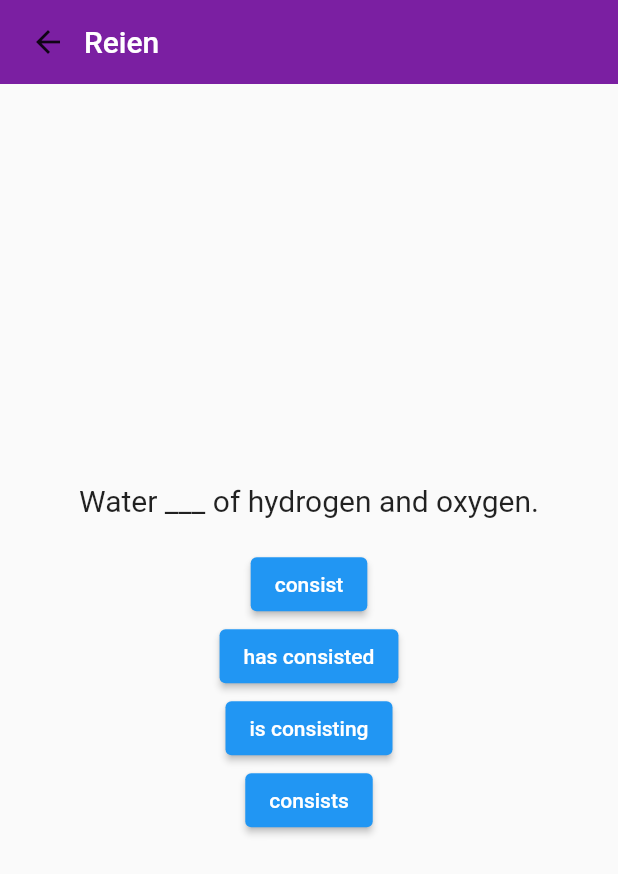
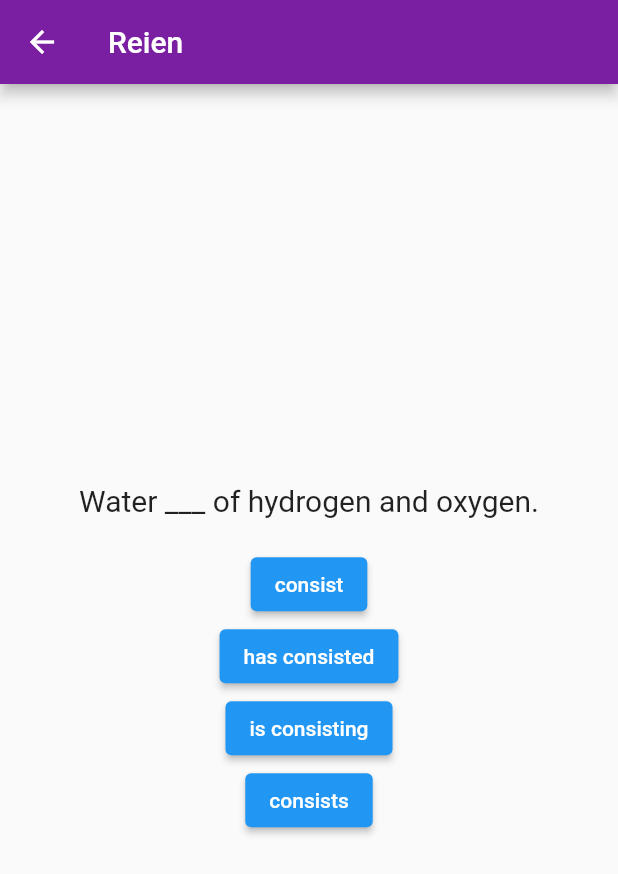
Before and after one commit to Osenian/reien, a Flutter app: the QuizTenses screen opened directly, on a phone screen of 412 x 824 dp. Shown: the top 874 px of the screen. Run offline on Flutter 3.47's test engine with Material 2 defaults, Android fonts, the phone set to English and light mode, and no system bars; our stand-ins replace share_plus.

Commit message:
Reemplaza customappbar de screens por appbar

```diff
--- a/lib/screens/grammar.dart
+++ b/lib/screens/grammar.dart
@@ -113,35 +113,6 @@ class Fila extends StatelessWidget {
   }
 }
 
-class CustomAppBar extends StatelessWidget {
-  const CustomAppBar({required this.title, super.key});
-
-  final Widget title;
-
-  @override
-  Widget build(BuildContext context) {
-    return Container(
-      height: 56,
-      padding: const EdgeInsets.symmetric(horizontal: 8),
-      decoration: BoxDecoration(color: Colors.purple[700]),
-      child: Row(
-        children: [
-          IconButton(
-            onPressed: () {
-              Navigator.pop(context);
-            },
-            icon: const Icon(Icons.arrow_back),
-            tooltip: "Volver",
-          ),
-          Expanded(
-            child: title,
-          ),
-        ],
-      ),
-    );
-  }
-}
-
 class GrammarElement extends StatelessWidget {
   final String texto;
 
--- a/lib/screens/quiz_tenses.dart
+++ b/lib/screens/quiz_tenses.dart
@@ -51,14 +51,16 @@ class _QuizTensesState extends State<QuizTenses> {
   Widget build(BuildContext context) {
     return SafeArea(
       child: Scaffold(
-        appBar: PreferredSize(
-          preferredSize: const Size.fromHeight(56),
-          child: CustomAppBar(
-            title: Text(
-              "Reien",
-              style: Theme.of(context).primaryTextTheme.titleLarge,
-            ),
+        appBar: AppBar(
+          backgroundColor: Colors.purple[700],
+          leading: IconButton(
+            onPressed: () {
+              Navigator.pop(context);
+            },
+            icon: const Icon(Icons.arrow_back),
+            tooltip: "Volver",
           ),
+          title: const Text("Reien"),
         ),
         body: Center(
           child: Column(
@@ -129,32 +131,3 @@ class _QuizTensesState extends State<QuizTenses> {
     );
   }
 }
-
-class CustomAppBar extends StatelessWidget {
-  const CustomAppBar({required this.title, super.key});
-
-  final Widget title;
-
-  @override
-  Widget build(BuildContext context) {
-    return Container(
-      height: 56,
-      padding: const EdgeInsets.symmetric(horizontal: 8),
-      decoration: BoxDecoration(color: Colors.purple[700]),
-      child: Row(
-        children: [
-          IconButton(
-            onPressed: () {
-              Navigator.pop(context);
-            },
-            icon: const Icon(Icons.arrow_back),
-            tooltip: "Volver",
-          ),
-          Expanded(
-            child: title,
-          ),
-        ],
-      ),
-    );
-  }
-}
```
Also changed, not shown: lib/screens/quiz_nouns.dart (+0 -29 lines).
